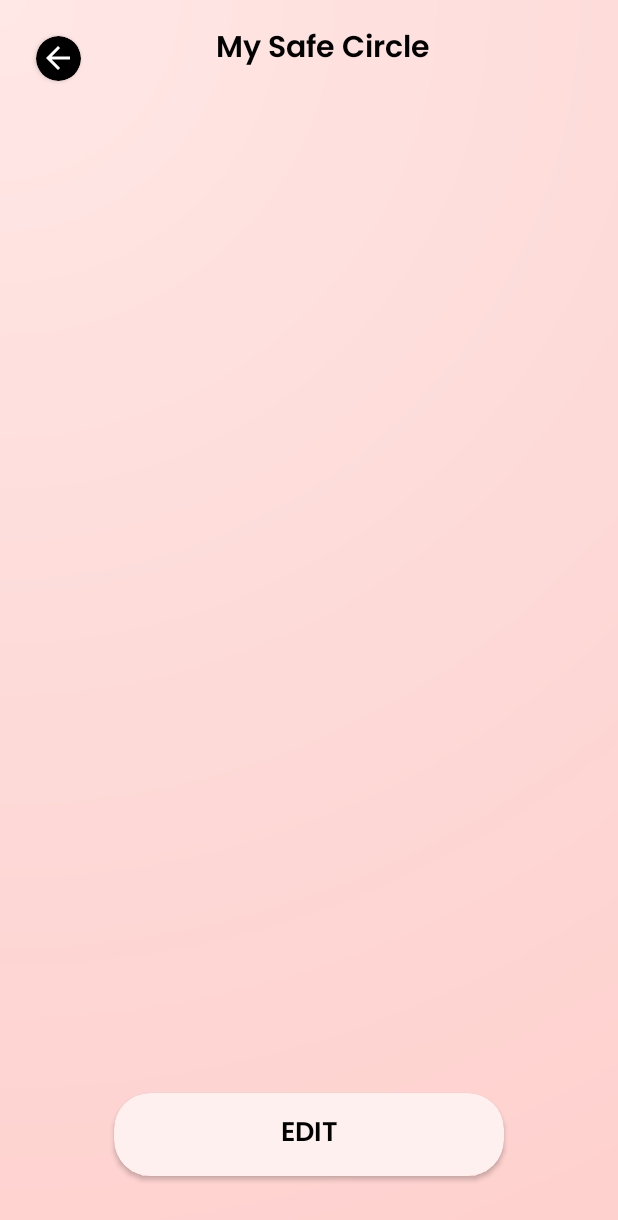
After one commit to EmanuelTurko/SafeHer, an Android app: the ConfirmSafeCircleFragment screen opened through its navigation route, on a phone screen of 412 x 824 dp. The commit adds this screen. Shown: the top 1220 px of the screen. Run offline under Robolectric (Android 15) with nearby library versions, the phone set to English and light mode, and no system bars; our stand-ins replace Firebase (no records; nobody signed in at launch, a user with empty details on screens opened directly).

Commit message:
My Safe Circle

```diff
--- a/app/build.gradle.kts
+++ b/app/build.gradle.kts
@@ -3,6 +3,7 @@ plugins {
     alias(libs.plugins.kotlin.android)
     alias(libs.plugins.google.gms.google.services)
     alias(libs.plugins.navigation.safe.args.plugin)
+    id("kotlin-parcelize")
 }
 
 android {
--- a/app/src/main/java/com/example/safeher/api/RetroFitClient.kt
+++ b/app/src/main/java/com/example/safeher/api/RetroFitClient.kt
@@ -9,7 +9,7 @@ object RetroFitClient {
 
     val apiService: ApiService by lazy {
         val retrofit = Retrofit.Builder()
-            .baseUrl(LOCAL_URL)
+            .baseUrl(BASE_URL)
             .addConverterFactory(GsonConverterFactory.create())
             .build()
         retrofit.create(ApiService::class.java)
--- a/app/src/main/java/com/example/safeher/auth/authFragments/RegisterFragment.kt
+++ b/app/src/main/java/com/example/safeher/auth/authFragments/RegisterFragment.kt
@@ -126,7 +126,8 @@ class RegisterFragment : Fragment() {
                 mRegisterBtn?.isEnabled = true
             } else {
                 showCustomToast("Registration successful")
-                findNavController().navigate(R.id.pairFragment)
+                findNavController().navigate(R.id.action_registerFragment_to_safeCircleIntroFragment)
+
             }
         }
     }
--- /dev/null
+++ b/app/src/main/java/com/example/safeher/auth/pair/ConfirmSafeCircleFragment.kt
@@ -0,0 +1,68 @@
+package com.example.safeher.auth.pair
+
+import android.os.Bundle
+import android.view.LayoutInflater
+import android.view.View
+import android.view.ViewGroup
+import android.widget.Toast
+import androidx.fragment.app.Fragment
+import androidx.navigation.fragment.findNavController
+import androidx.recyclerview.widget.LinearLayoutManager
+import com.example.safeher.databinding.FragmentConfirmSafeCircleBinding
+import com.example.safeher.model.ContactItem
+import com.example.safeher.auth.pair.adapter.ConfirmContactsAdapter
+import com.example.safeher.R
+
+class ConfirmSafeCircleFragment : Fragment() {
+
+    private var _binding: FragmentConfirmSafeCircleBinding? = null
+    private val binding get() = _binding!!
+
+    private lateinit var adapter: ConfirmContactsAdapter
+    private var contactList: MutableList<ContactItem> = mutableListOf()
+
+    override fun onCreateView(
+        inflater: LayoutInflater, container: ViewGroup?,
+        savedInstanceState: Bundle?
+    ): View {
+        _binding = FragmentConfirmSafeCircleBinding.inflate(inflater, container, false)
+        return binding.root
+    }
+
+    override fun onViewCreated(view: View, savedInstanceState: Bundle?) {
+        super.onViewCreated(view, savedInstanceState)
+
+        // טוען אנשי קשר שנשלחו מ־PairFragment
+        arguments?.let {
+            val safeContacts = it.getParcelableArrayList<ContactItem>("selected_contacts")
+            contactList = safeContacts?.toMutableList() ?: mutableListOf()
+        }
+
+        adapter = ConfirmContactsAdapter(contactList) { removedContact ->
+            contactList.remove(removedContact)
+            adapter.notifyDataSetChanged()
+        }
+
+        binding.recyclerViewConfirm.layoutManager = LinearLayoutManager(requireContext())
+        binding.recyclerViewConfirm.adapter = adapter
+
+
+        binding.finishButton.setOnClickListener {
+            Toast.makeText(requireContext(), "Safe Circle confirmed!", Toast.LENGTH_SHORT).show()
+            findNavController().navigate(R.id.action_confirmSafeCircleFragment_to_SOS)
+        }
+
+        binding.backButtonCard.setOnClickListener {
+            val bundle = Bundle().apply {
+                putParcelableArrayList("selected_contacts", ArrayList(contactList))
+            }
+            findNavController().navigate(R.id.action_confirmSafeCircleFragment_to_pairFragment, bundle)
+        }
+
+    }
+
+    override fun onDestroyView() {
+        super.onDestroyView()
+        _binding = null
+    }
+}
--- /dev/null
+++ b/app/src/main/java/com/example/safeher/auth/pair/adapter/ConfirmContactsAdapter.kt
@@ -0,0 +1,42 @@
+package com.example.safeher.auth.pair.adapter
+
+import android.view.LayoutInflater
+import android.view.View
+import android.view.ViewGroup
+import android.widget.ImageButton
+import android.widget.TextView
+import androidx.recyclerview.widget.RecyclerView
+import com.example.safeher.R
+import com.example.safeher.model.ContactItem
+
+class ConfirmContactsAdapter(
+    private val contacts: List<ContactItem>,
+    private val onDeleteClick: (ContactItem) -> Unit
+) : RecyclerView.Adapter<ConfirmContactsAdapter.ConfirmViewHolder>() {
+
+    inner class ConfirmViewHolder(itemView: View) : RecyclerView.ViewHolder(itemView) {
+        private val nameTV: TextView = itemView.findViewById(R.id.nameTextView)
+        private val phoneTV: TextView = itemView.findViewById(R.id.phoneTextView)
+        private val deleteBtn: ImageButton = itemView.findViewById(R.id.deleteButton)
+
+        fun bind(contact: ContactItem) {
+            nameTV.text = contact.name
+            phoneTV.text = contact.phoneNumber
+            deleteBtn.setOnClickListener {
+                onDeleteClick(contact)
+            }
+        }
+    }
+
+    override fun onCreateViewHolder(parent: ViewGroup, viewType: Int): ConfirmViewHolder {
+        val view = LayoutInflater.from(parent.context)
+            .inflate(R.layout.item_confirm_contact, parent, false)
+        return ConfirmViewHolder(view)
+    }
+
+    override fun onBindViewHolder(holder: ConfirmViewHolder, position: Int) {
+        holder.bind(contacts[position])
+    }
+
+    override fun getItemCount() = contacts.size
+}
--- a/app/src/main/res/layout/activity_main.xml
+++ b/app/src/main/res/layout/activity_main.xml
@@ -13,6 +13,7 @@
         android:name="androidx.navigation.fragment.NavHostFragment"
         android:layout_width="match_parent"
         android:layout_height="match_parent"
-        app:navGraph="@navigation/nav_graph" />
+        app:navGraph="@navigation/nav_graph"
+        app:defaultNavHost="true" />
 
 </androidx.constraintlayout.widget.ConstraintLayout>
--- /dev/null
+++ b/app/src/main/res/layout/fragment_confirm_safe_circle.xml
@@ -0,0 +1,92 @@
+<?xml version="1.0" encoding="utf-8"?>
+<androidx.constraintlayout.widget.ConstraintLayout
+    xmlns:android="http://schemas.android.com/apk/res/android"
+    xmlns:app="http://schemas.android.com/apk/res-auto"
+    android:layout_width="match_parent"
+    android:layout_height="match_parent"
+    android:padding="16dp"
+    android:background="@drawable/gradient_background">
+
+    <androidx.cardview.widget.CardView
+        android:id="@+id/backButtonCard"
+        android:layout_width="30dp"
+        android:layout_height="30dp"
+        android:layout_marginStart="8dp"
+        android:layout_marginTop="8dp"
+        app:cardBackgroundColor="#000000"
+        app:cardCornerRadius="20dp"
+        app:cardElevation="2dp"
+        app:layout_constraintStart_toStartOf="parent"
+        app:layout_constraintTop_toTopOf="parent">
+
+        <ImageView
+            android:id="@+id/backButton"
+            android:layout_width="24dp"
+            android:layout_height="24dp"
+            android:layout_gravity="center"
+            android:contentDescription="Back"
+            android:src="@drawable/ic_back"
+            app:tint="#FFFFFF" />
+    </androidx.cardview.widget.CardView>
+
+    <TextView
+        android:id="@+id/titleText"
+        android:layout_width="wrap_content"
+        android:layout_height="wrap_content"
+        android:layout_marginStart="12dp"
+        android:fontFamily="@font/poppins_semibold"
+        android:text="My Safe Circle"
+        android:textColor="#000000"
+        android:textSize="20sp"
+        app:layout_constraintBottom_toBottomOf="@id/backButtonCard"
+        app:layout_constraintEnd_toEndOf="parent"
+        app:layout_constraintHorizontal_bias="0.415"
+        app:layout_constraintStart_toEndOf="@id/backButtonCard"
+        app:layout_constraintTop_toTopOf="parent"
+        app:layout_constraintVertical_bias="0.0" />
+
+    <androidx.recyclerview.widget.RecyclerView
+        android:id="@+id/recyclerViewConfirm"
+        android:layout_width="0dp"
+        android:layout_height="0dp"
+        app:layout_constraintBottom_toTopOf="@+id/finishButton"
+        app:layout_constraintEnd_toEndOf="parent"
+        app:layout_constraintHorizontal_bias="0.0"
+        app:layout_constraintStart_toStartOf="parent"
+        app:layout_constraintTop_toBottomOf="@id/backButtonCard"
+        app:layout_constraintVertical_bias="0.0" />
+
+    <androidx.cardview.widget.CardView
+        android:id="@+id/finishButton"
+        android:layout_width="0dp"
+        android:layout_height="wrap_content"
+        android:layout_marginHorizontal="60dp"
+        android:layout_marginBottom="24dp"
+        app:cardCornerRadius="24dp"
+        app:cardElevation="2dp"
+        app:cardBackgroundColor="#FFF0F0"
+        app:layout_constraintBottom_toBottomOf="parent"
+        app:layout_constraintStart_toStartOf="parent"
+        app:layout_constraintEnd_toEndOf="parent">
+
+        <LinearLayout
+            android:layout_width="match_parent"
+            android:layout_height="wrap_content"
+            android:orientation="horizontal"
+            android:gravity="center"
+            android:padding="12dp">
+
+            <TextView
+                android:id="@+id/finishText"
+                android:layout_width="0dp"
+                android:layout_height="wrap_content"
+                android:layout_weight="1"
+                android:fontFamily="@font/poppins_semibold"
+                android:gravity="center"
+                android:text="EDIT"
+                android:textColor="#000000"
+                android:textSize="18sp" />
+        </LinearLayout>
+    </androidx.cardview.widget.CardView>
+
+</androidx.constraintlayout.widget.ConstraintLayout>
--- a/app/src/main/res/layout/fragment_pair.xml
+++ b/app/src/main/res/layout/fragment_pair.xml
@@ -113,7 +113,7 @@
                 android:layout_weight="1"
                 android:fontFamily="@font/poppins_semibold"
                 android:gravity="center"
-                android:text="FINISH"
+                android:text="SAVE"
                 android:textColor="#000000"
                 android:textSize="18sp" />
 
--- a/app/src/main/res/navigation/nav_graph.xml
+++ b/app/src/main/res/navigation/nav_graph.xml
@@ -31,7 +31,15 @@
             android:id="@+id/action_registerFragment_to_loginFragment"
             app:destination="@id/loginFragment" />
         <action
-            android:id="@+id/action_registerFragment_to_pairFragment"
+            android:id="@+id/action_registerFragment_to_safeCircleIntroFragment"
+            app:destination="@id/safeCircleIntroFragment" />
+    </fragment>
+    <fragment
+        android:id="@+id/safeCircleIntroFragment"
+        android:name="com.example.safeher.auth.pair.SafeCircleIntroFragment"
+        android:label="SafeCircleIntroFragment" >
+        <action
+            android:id="@+id/action_safeCircleIntroFragment_to_pairFragment"
             app:destination="@id/pairFragment" />
     </fragment>
     <fragment
@@ -41,7 +49,25 @@
         <action
             android:id="@+id/action_PairFragment_to_loginFragment"
             app:destination="@id/SOSHomeScreenFragment2" />
+        <action
+            android:id="@+id/action_PairFragment_to_confirmSafeCircleFragment"
+            app:destination="@id/confirmSafeCircleFragment" />
     </fragment>
+    <fragment
+        android:id="@+id/confirmSafeCircleFragment"
+        android:name="com.example.safeher.auth.pair.ConfirmSafeCircleFragment"
+        android:label="ConfirmSafeCircleFragment" >
+
+        <action
+            android:id="@+id/action_confirmSafeCircleFragment_to_SOS"
+            app:destination="@id/SOSHomeScreenFragment2" />
+
+        <action
+            android:id="@+id/action_confirmSafeCircleFragment_to_pairFragment"
+            app:destination="@id/pairFragment" />
+    </fragment>
+
+
     <fragment
         android:id="@+id/SOSHomeScreenFragment2"
         android:name="com.example.safeher.home_screen.sos.SOSHomeScreenFragment"
```
Also changed, not shown: app/src/main/java/com/example/safeher/auth/pair/PairFragment.kt (+61 -65 lines), app/src/main/java/com/example/safeher/auth/pair/SafeCircleIntroFragment.kt (added, +34 -0 lines), app/src/main/java/com/example/safeher/auth/pair/adapter/ContactAdapter.kt (+21 -5 lines), app/src/main/java/com/example/safeher/model/ContactItem.kt (+8 -4 lines), app/src/main/res/layout/fragment_safe_circle_intro.xml (added, +54 -0 lines), app/src/main/res/layout/item_confirm_contact.xml (added, +43 -0 lines), app/src/main/res/drawable/safe_circle_preview.png (added).
